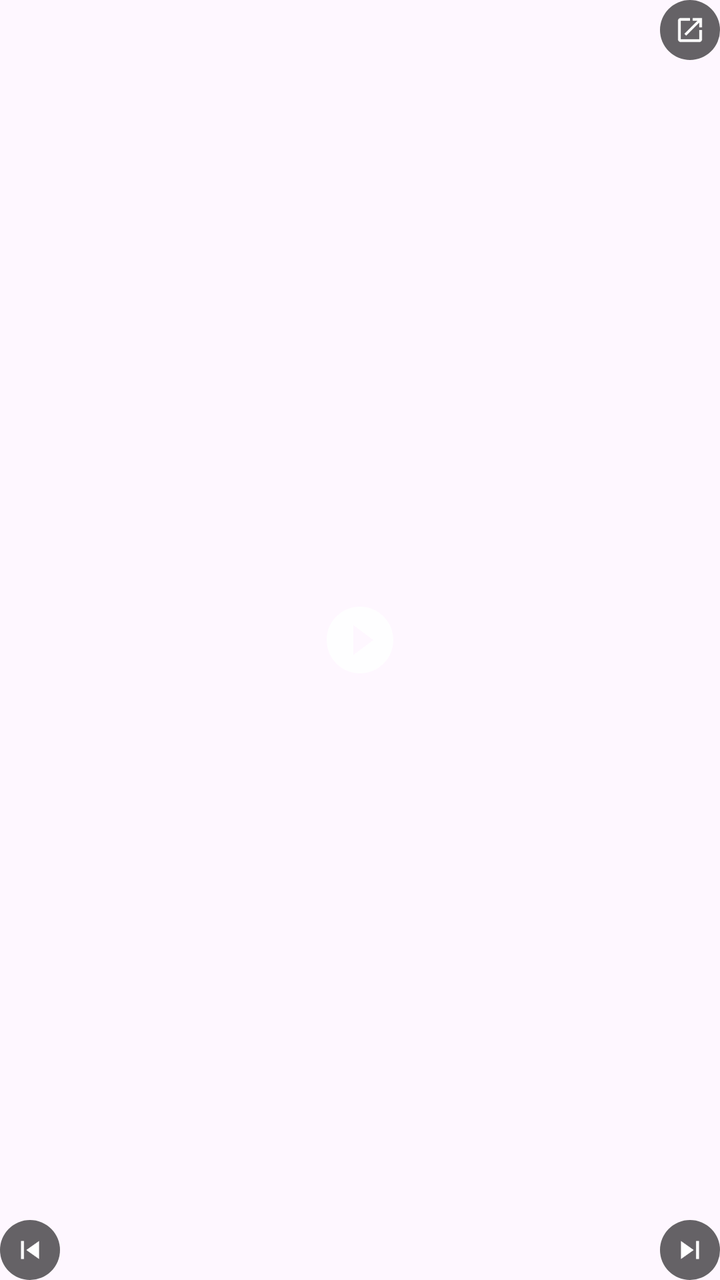
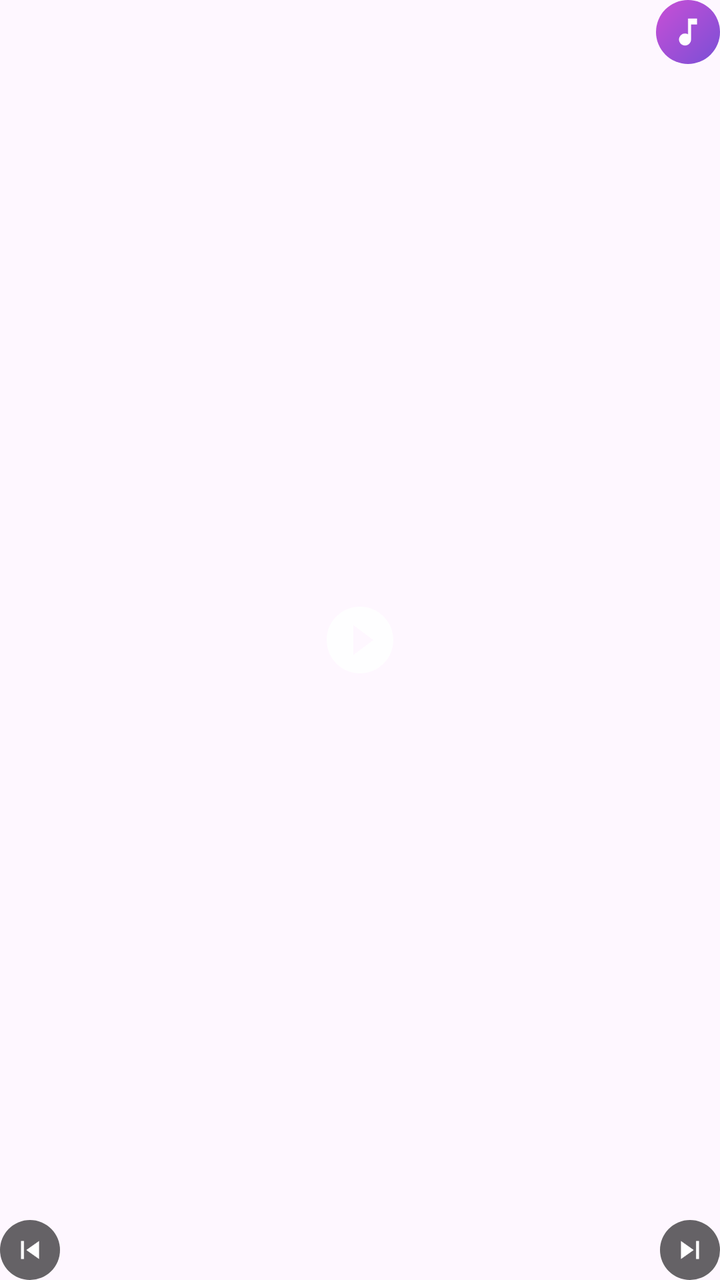

Compare the two renders of this Android layout. The source of the first and the diff that turns it into the second are given below.
<!-- AndroidManifest.xml: application theme Theme.kaizen -->
<!-- res/layout/widget_music.xml -->
<?xml version="1.0" encoding="utf-8"?>
<FrameLayout xmlns:android="http://schemas.android.com/apk/res/android"
    android:layout_width="match_parent"
    android:layout_height="match_parent">

    <ImageView
        android:id="@+id/music_face"
        android:layout_width="match_parent"
        android:layout_height="match_parent"
        android:importantForAccessibility="no"
        android:scaleType="fitCenter" />

    <ImageView
        android:id="@+id/music_disc"
        android:layout_width="match_parent"
        android:layout_height="match_parent"
        android:importantForAccessibility="no"
        android:scaleType="fitCenter" />

    <AnalogClock
        android:id="@+id/music_clock"
        android:layout_width="match_parent"
        android:layout_height="match_parent"
        android:dial="@drawable/transparent"
        android:hand_hour="@drawable/transparent"
        android:hand_minute="@drawable/transparent"
        android:visibility="gone" />

    <ImageView
        android:id="@+id/music_play"
        android:layout_width="40dp"
        android:layout_height="40dp"
        android:layout_gravity="center"
        android:alpha="0.9"
        android:contentDescription="Play"
        android:src="@drawable/ic_widget_play" />

    <LinearLayout
        android:layout_width="match_parent"
        android:layout_height="match_parent"
        android:orientation="horizontal">

        <FrameLayout
            android:id="@+id/music_back"
            android:layout_width="0dp"
            android:layout_height="match_parent"
            android:layout_weight="3"
            android:contentDescription="Back 15 seconds" />

        <FrameLayout
            android:id="@+id/music_center"
            android:layout_width="0dp"
            android:layout_height="match_parent"
            android:layout_weight="4"
            android:contentDescription="Play or pause" />

        <FrameLayout
            android:id="@+id/music_forward"
            android:layout_width="0dp"
            android:layout_height="match_parent"
            android:layout_weight="3"
            android:contentDescription="Forward 15 seconds" />
    </LinearLayout>

    <ImageView
        android:id="@+id/music_open"
        android:layout_width="30dp"
        android:layout_height="30dp"
        android:layout_gravity="top|end"
        android:background="@drawable/widget_corner"
        android:contentDescription="Open Music in Kaizen"
        android:padding="7dp"
        android:src="@drawable/ic_widget_open" />

    <ImageView
        android:id="@+id/music_prev"
        android:layout_width="30dp"
        android:layout_height="30dp"
        android:layout_gravity="bottom|start"
        android:background="@drawable/widget_corner"
        android:contentDescription="Previous song"
        android:padding="6dp"
        android:src="@drawable/ic_widget_prev" />

    <ImageView
        android:id="@+id/music_next"
        android:layout_width="30dp"
        android:layout_height="30dp"
        android:layout_gravity="bottom|end"
        android:background="@drawable/widget_corner"
        android:contentDescription="Next song"
        android:padding="6dp"
        android:src="@drawable/ic_widget_next" />
</FrameLayout>
<!-- resources referenced by this layout -->
<resources>
  <!-- drawable ic_widget_next (drawable) -->
  <vector xmlns:android="http://schemas.android.com/apk/res/android" android:width="18dp" android:height="18dp" android:viewportWidth="24" android:viewportHeight="24">
      <path android:fillColor="#FFFFFFFF" android:pathData="M6,18l8.5,-6L6,6v12zM16,6v12h2V6h-2z" />
  </vector>
  <!-- drawable ic_widget_open (drawable) -->
  <vector xmlns:android="http://schemas.android.com/apk/res/android" android:width="16dp" android:height="16dp" android:viewportWidth="24" android:viewportHeight="24">
      <path android:fillColor="#FFFFFFFF" android:pathData="M19,19H5V5h7V3H5c-1.11,0 -2,0.9 -2,2v14c0,1.1 0.89,2 2,2h14c1.1,0 2,-0.9 2,-2v-7h-2v7zM14,3v2h3.59l-9.83,9.83 1.41,1.41L19,6.41V10h2V3h-7z" />
  </vector>
  <!-- drawable ic_widget_play (drawable) -->
  <vector xmlns:android="http://schemas.android.com/apk/res/android" android:width="28dp" android:height="28dp" android:viewportWidth="24" android:viewportHeight="24">
      <path android:fillColor="#FFFFFFFF" android:pathData="M12,2C6.48,2 2,6.48 2,12s4.48,10 10,10 10,-4.48 10,-10S17.52,2 12,2zM10,16.5v-9l6,4.5 -6,4.5z" />
  </vector>
  <!-- drawable ic_widget_prev (drawable) -->
  <vector xmlns:android="http://schemas.android.com/apk/res/android" android:width="18dp" android:height="18dp" android:viewportWidth="24" android:viewportHeight="24">
      <path android:fillColor="#FFFFFFFF" android:pathData="M6,6h2v12L6,18zM9.5,12l8.5,6L18,6z" />
  </vector>
  <!-- drawable transparent (drawable) -->
  <shape xmlns:android="http://schemas.android.com/apk/res/android" android:shape="rectangle">
      <solid android:color="#00000000" />
      <size android:width="1dp" android:height="1dp" />
  </shape>
  <!-- drawable widget_corner (drawable) -->
  <shape xmlns:android="http://schemas.android.com/apk/res/android" android:shape="oval">
      <solid android:color="#99000000" />
  </shape>
  <style name="Theme.kaizen" parent="Theme.Material3.DayNight.NoActionBar">
          
      </style>
</resources>

<!-- the commit's change to res/layout/widget_music.xml (unified diff, before → after) -->
@@ -64,10 +64,10 @@
 
     <ImageView
         android:id="@+id/music_open"
-        android:layout_width="30dp"
-        android:layout_height="30dp"
+        android:layout_width="32dp"
+        android:layout_height="32dp"
         android:layout_gravity="top|end"
-        android:background="@drawable/widget_corner"
+        android:background="@drawable/widget_music_open"
         android:contentDescription="Open Music in Kaizen"
         android:padding="7dp"
         android:src="@drawable/ic_widget_open" />
<!-- resource entries referenced after the edit -->
@@ -5,8 +5,8 @@
       <path android:fillColor="#FFFFFFFF" android:pathData="M6,18l8.5,-6L6,6v12zM16,6v12h2V6h-2z" />
   </vector>
   <!-- drawable ic_widget_open (drawable) -->
-  <vector xmlns:android="http://schemas.android.com/apk/res/android" android:width="16dp" android:height="16dp" android:viewportWidth="24" android:viewportHeight="24">
-      <path android:fillColor="#FFFFFFFF" android:pathData="M19,19H5V5h7V3H5c-1.11,0 -2,0.9 -2,2v14c0,1.1 0.89,2 2,2h14c1.1,0 2,-0.9 2,-2v-7h-2v7zM14,3v2h3.59l-9.83,9.83 1.41,1.41L19,6.41V10h2V3h-7z" />
+  <vector xmlns:android="http://schemas.android.com/apk/res/android" android:width="18dp" android:height="18dp" android:viewportWidth="24" android:viewportHeight="24">
+      <path android:fillColor="#FFFFFFFF" android:pathData="M12,3v10.55c-0.59,-0.34 -1.27,-0.55 -2,-0.55 -2.21,0 -4,1.79 -4,4s1.79,4 4,4 4,-1.79 4,-4V7h4V3h-6z" />
   </vector>
   <!-- drawable ic_widget_play (drawable) -->
   <vector xmlns:android="http://schemas.android.com/apk/res/android" android:width="28dp" android:height="28dp" android:viewportWidth="24" android:viewportHeight="24">
@@ -25,6 +25,11 @@
   <shape xmlns:android="http://schemas.android.com/apk/res/android" android:shape="oval">
       <solid android:color="#99000000" />
   </shape>
+  <!-- drawable widget_music_open (drawable) -->
+  <?xml version="1.0" encoding="utf-8"?>
+  <shape xmlns:android="http://schemas.android.com/apk/res/android" android:shape="oval">
+      <gradient android:angle="315" android:startColor="#FFC94FD6" android:endColor="#FF7A4FD6" />
+  </shape>
   <style name="Theme.kaizen" parent="Theme.Material3.DayNight.NoActionBar">
           
       </style>
